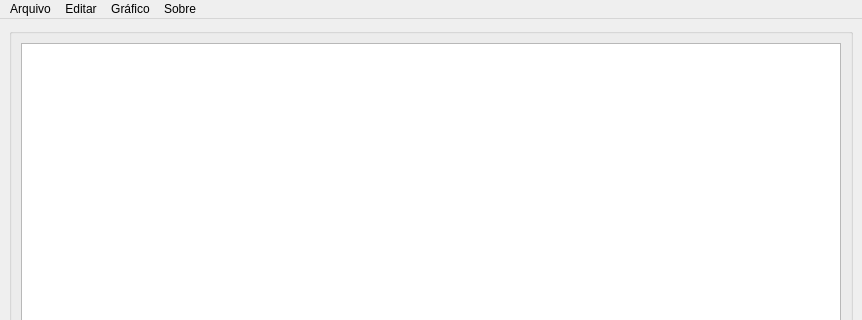
This is layout/main.ui in marconso/criador_de_graficos as Qt 5 draws it before an edit; both pictures show x 0 to 862 and y 0 to 320 of the 862 by 565 pixel window. The edited form follows.
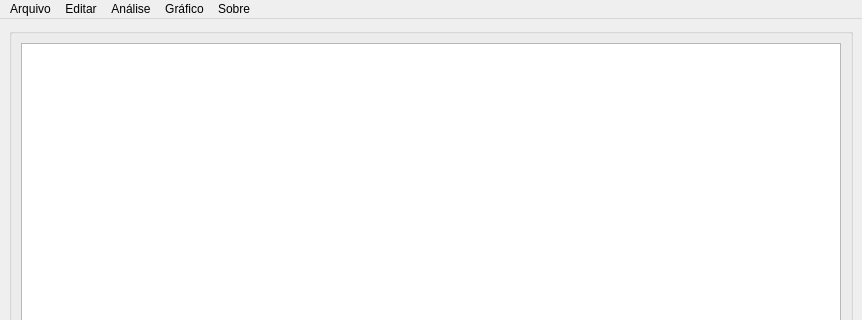
This is the edited form.

Commit message: iniciando aba de analises

Diff of the .ui file:
```diff
--- a/layout/main.ui
+++ b/layout/main.ui
@@ -70,8 +70,14 @@
     </property>
     <addaction name="actionDesenvolvimento"/>
    </widget>
+   <widget class="QMenu" name="menuAnalise">
+    <property name="title">
+     <string>Análise</string>
+    </property>
+   </widget>
    <addaction name="menuAbrir"/>
    <addaction name="menuEditar"/>
+   <addaction name="menuAnalise"/>
    <addaction name="menuGr_fico"/>
    <addaction name="menuSobre"/>
   </widget>
```
